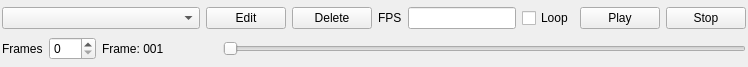
The window that src/qtui/animwidget.ui (zturtleman/mm3d) describes before a commit, drawn with Qt 5.
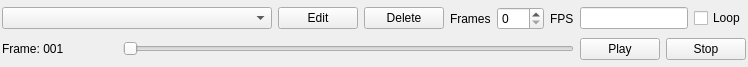
The same window after the commit. Custom widgets are drawn as their Qt base class.

Commit message:
Reorder animation buttons
This makes the first row animation data and the second row display control.

Patch:
```diff
--- a/src/qtui/animwidget.ui
+++ b/src/qtui/animwidget.ui
@@ -85,6 +85,23 @@
        </property>
       </widget>
      </item>
+     <item>
+      <widget class="QLabel" name="TextLabel1">
+       <property name="text">
+        <string>Frames</string>
+       </property>
+       <property name="wordWrap">
+        <bool>false</bool>
+       </property>
+      </widget>
+     </item>
+     <item>
+      <widget class="MyQSpinBox" name="m_frameCount">
+       <property name="maximum">
+        <number>999</number>
+       </property>
+      </widget>
+     </item>
      <item>
       <widget class="QLabel" name="TextLabel3">
        <property name="text">
@@ -112,20 +129,6 @@
        </property>
       </widget>
      </item>
-     <item>
-      <widget class="QPushButton" name="m_play">
-       <property name="text">
-        <string>Play</string>
-       </property>
-      </widget>
-     </item>
-     <item>
-      <widget class="QPushButton" name="m_stop">
-       <property name="text">
-        <string>Stop</string>
-       </property>
-      </widget>
-     </item>
     </layout>
    </item>
    <item>
@@ -142,23 +145,6 @@
      <property name="bottomMargin">
       <number>0</number>
      </property>
-     <item>
-      <widget class="QLabel" name="TextLabel1">
-       <property name="text">
-        <string>Frames</string>
-       </property>
-       <property name="wordWrap">
-        <bool>false</bool>
-       </property>
-      </widget>
-     </item>
-     <item>
-      <widget class="MyQSpinBox" name="m_frameCount">
-       <property name="maximum">
-        <number>999</number>
-       </property>
-      </widget>
-     </item>
      <item>
       <widget class="QLabel" name="m_countLabel">
        <property name="sizePolicy">
@@ -194,6 +180,20 @@
        </property>
       </widget>
      </item>
+     <item>
+      <widget class="QPushButton" name="m_play">
+       <property name="text">
+        <string>Play</string>
+       </property>
+      </widget>
+     </item>
+     <item>
+      <widget class="QPushButton" name="m_stop">
+       <property name="text">
+        <string>Stop</string>
+       </property>
+      </widget>
+     </item>
     </layout>
    </item>
   </layout>
```
